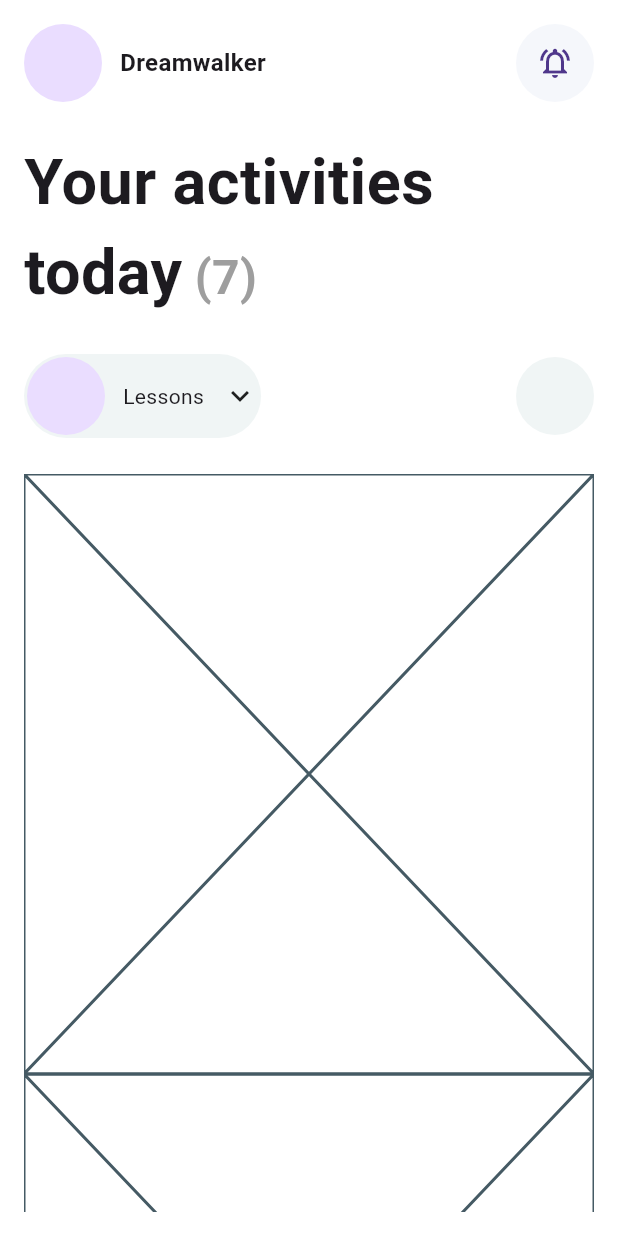
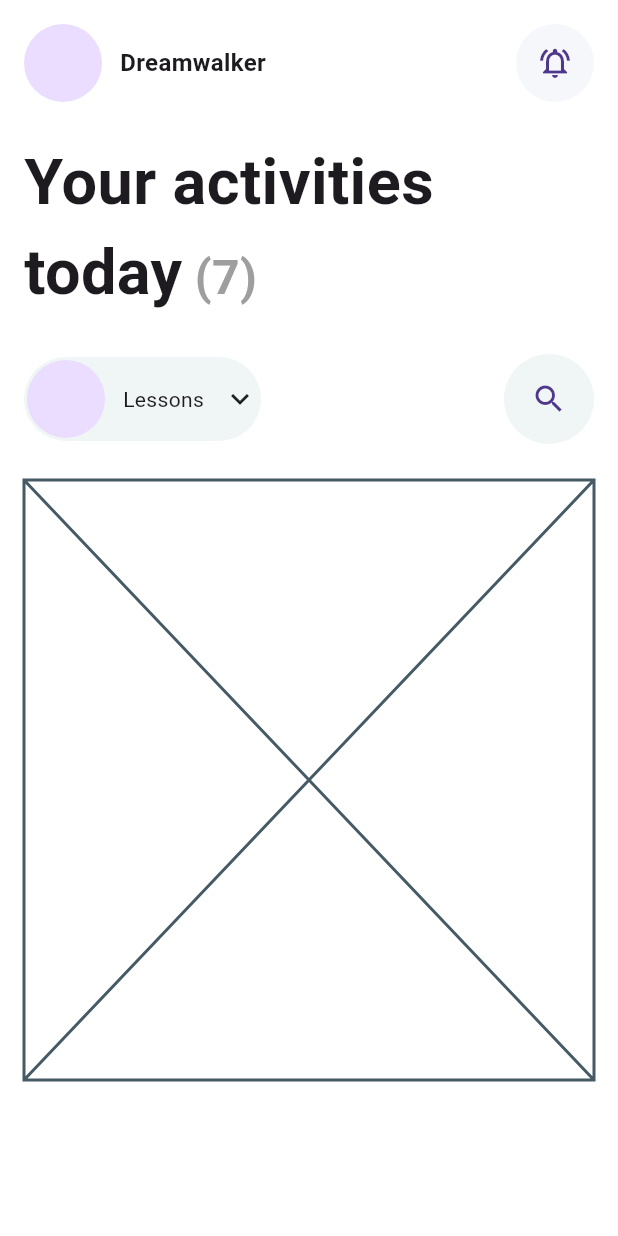
Before and after one commit to JAICHANGPARK/flutter_notebook_chapter_43, a Flutter app: the EducationHomePage screen opened directly, on a phone screen of 412 x 824 dp. Run offline on Flutter 3.47's test engine with Material 3 defaults, Android fonts, the phone set to English and light mode, and no system bars; our stand-ins replace gap, hugeicons, percent_indicator.

Commit message:
Update education_home_page.dart

```diff
--- a/lib/ep2191_education_app/ui/education_home_page.dart
+++ b/lib/ep2191_education_app/ui/education_home_page.dart
@@ -93,15 +93,16 @@ class _EducationHomePageState extends State<EducationHomePage> {
                   ),
                   Spacer(),
                   CircleAvatar(
-                    radius: 26,
+                    radius: 30,
                     backgroundColor: Color.fromRGBO(240, 245, 245, 1),
+                    child: Icon(Icons.search),
                   ),
                 ],
               ),
               Expanded(
                   child: ListView(
                 children: [
-                  Placeholder(),
+                  Container(),
                   Placeholder(),
                 ],
               ))
```
